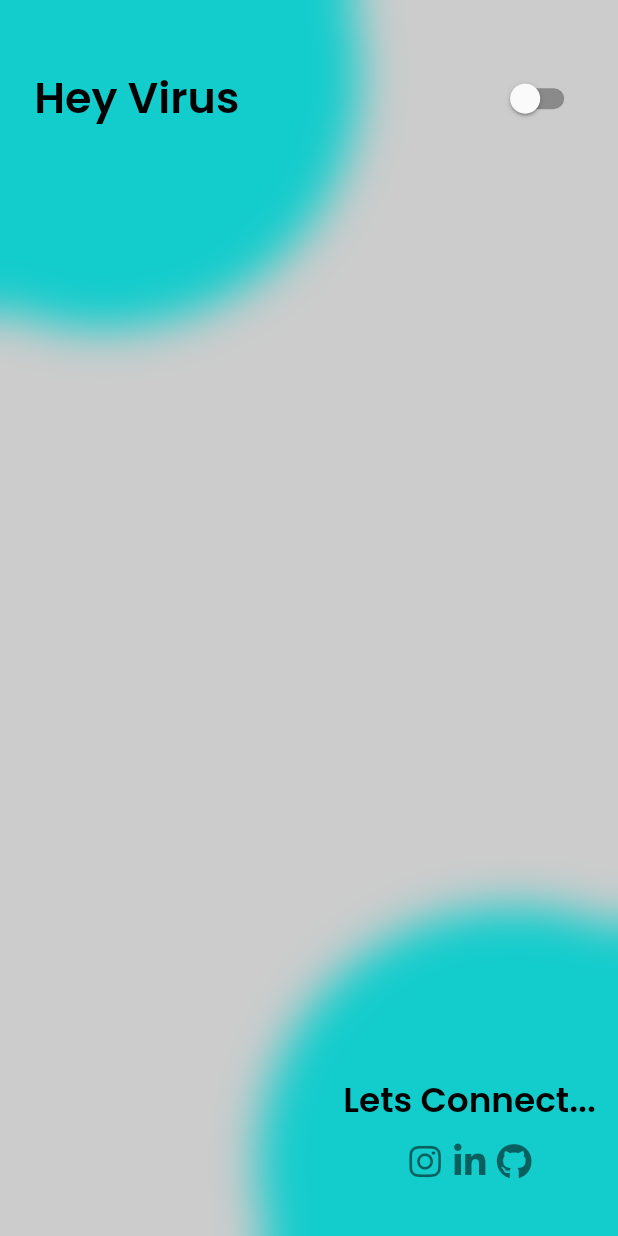
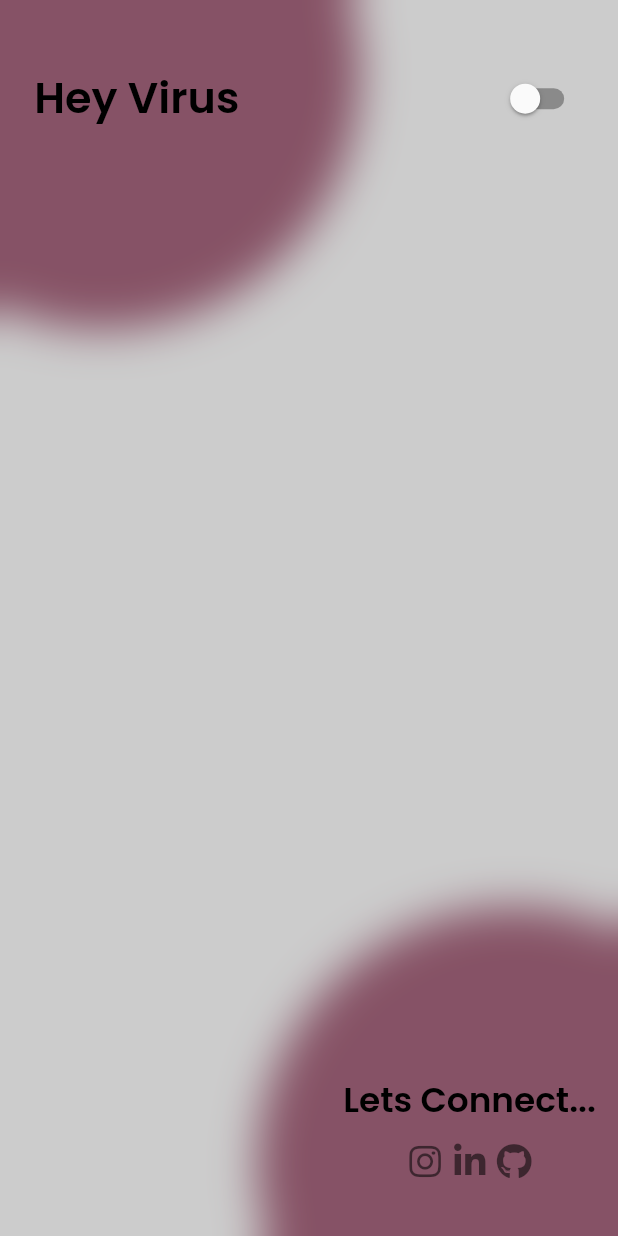
Before and after one commit to devbathani/Portfolio-App, a Flutter app: the screen it shows after launch, on a phone screen of 412 x 824 dp. Run offline on Flutter 3.47's test engine with Material 2 defaults, Android fonts, the phone set to English and light mode, and no system bars; our stand-ins replace flutter_screenutil, font_awesome_flutter, get, google_fonts, shared_preferences.

Commit message:
Theme changes

```diff
--- a/lib/app/common/theme.dart
+++ b/lib/app/common/theme.dart
@@ -76,7 +76,7 @@ final ThemeData darkTheme = ThemeData.dark().copyWith(
 
 final ThemeData lightTheme = ThemeData.light().copyWith(
   backgroundColor: Colors.white,
-  primaryColor: Colors.cyanAccent,
+  primaryColor: Color.fromARGB(255, 121, 21, 59).withOpacity(0.65),
   primaryColorLight: Colors.black54,
   textTheme: TextTheme(
     bodyMedium: GoogleFonts.lato(
```
Also changed, not shown: lib/app/modules/home/views/home_view_web.dart (+5 -4 lines), assets/dev.png.
